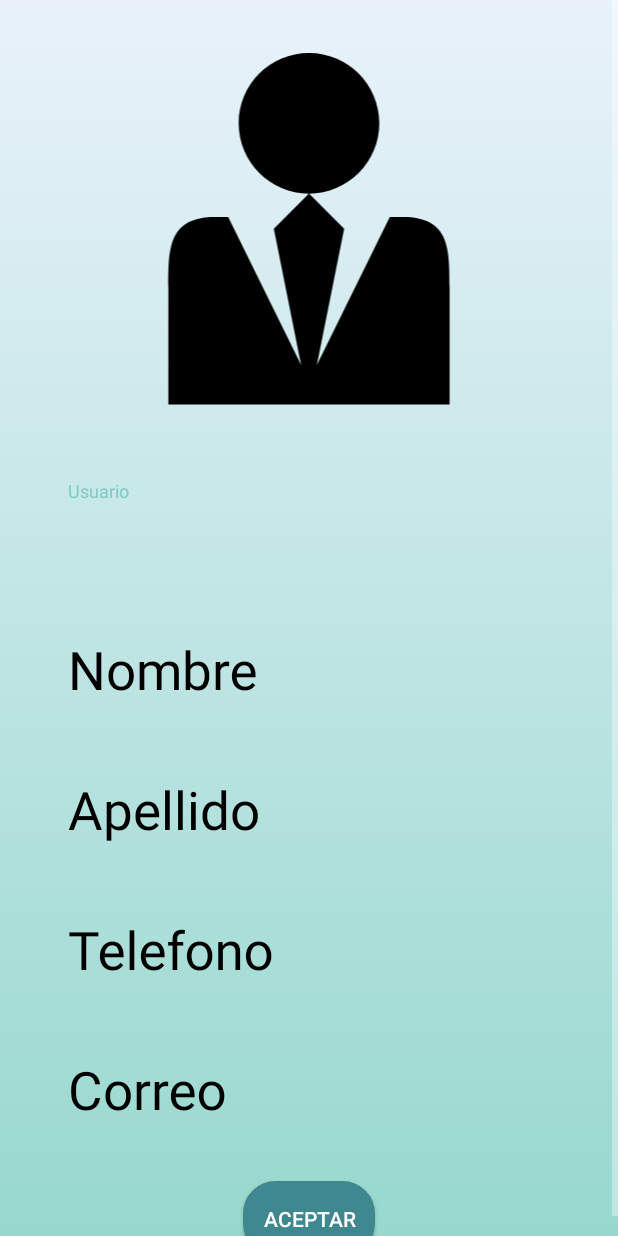
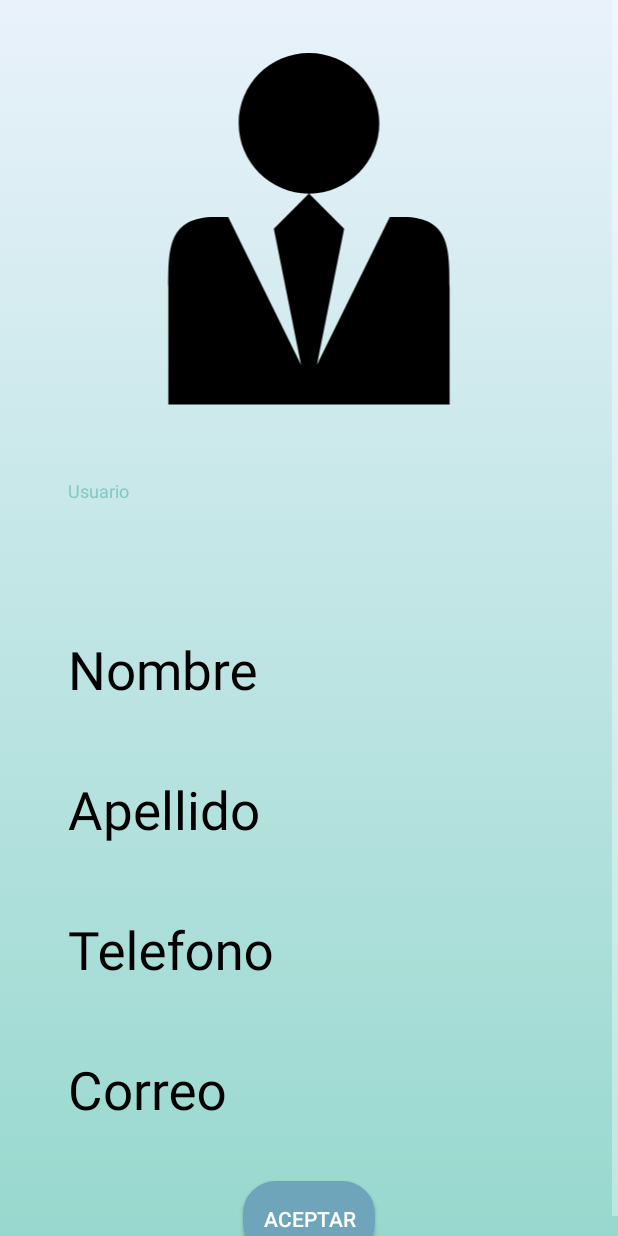
Before and after one commit to EduardoAraujoAbad/app, an Android app: the Principal screen opened directly, with no data from a screen before it, on a phone screen of 412 x 824 dp. Run offline under Robolectric (Android 15) with nearby library versions, the phone set to English and light mode, and no system bars.

Commit message:
13/5/2022

```diff
--- a/app/src/main/java/com/example/app/principal/Principal.kt
+++ b/app/src/main/java/com/example/app/principal/Principal.kt
@@ -1,9 +1,11 @@
 package com.example.app.principal
 
 import android.content.Intent
+import android.graphics.drawable.AnimationDrawable
 import androidx.appcompat.app.AppCompatActivity
 import android.os.Bundle
 import android.widget.RemoteViews
+import androidx.constraintlayout.widget.ConstraintLayout
 import com.example.app.R
 import com.example.app.databinding.ActivityMainBinding
 import com.example.app.databinding.ActivityPrincipalBinding
@@ -15,6 +17,12 @@ class Principal : AppCompatActivity() {
         views= ActivityPrincipalBinding.inflate(layoutInflater)
         setContentView(views.root)
         showName(intent)
+
+        val constraintLayout = findViewById<ConstraintLayout>(R.id.principal_layout)
+        val animationDrawable: AnimationDrawable =constraintLayout.background as AnimationDrawable
+        animationDrawable.setEnterFadeDuration(2000)
+        animationDrawable.setExitFadeDuration(4000)
+        animationDrawable.start()
     }
     private fun showName(intent: Intent){
         val username = intent.getStringExtra("name_user")
--- a/app/src/main/res/layout/activity_main.xml
+++ b/app/src/main/res/layout/activity_main.xml
@@ -81,16 +81,16 @@
 
     </Button>
 
-    <ImageView
+   <!-- <ImageView
         android:id="@+id/img_bg"
         style="@style/image_bg"
         app:srcCompat="@drawable/ic__536016414__1_"
-        tools:ignore="MissingConstraints"
+      tools:ignore="MissingConstraints"
         app:tint="@color/white"
         android:tintMode="multiply"
         >
 
-    </ImageView>
+   </ImageView>-->
 
 </androidx.constraintlayout.widget.ConstraintLayout>
 
--- a/app/src/main/res/layout/activity_principal.xml
+++ b/app/src/main/res/layout/activity_principal.xml
@@ -7,6 +7,7 @@
     android:fillViewport="true">
 
     <androidx.constraintlayout.widget.ConstraintLayout
+        android:id="@+id/principal_layout"
         style="@style/layout"
         android:layout_width="match_parent"
         android:layout_height="wrap_content"
@@ -117,6 +118,7 @@
         <Button
             android:id="@+id/btn_principal"
             style="@style/btn_principal"
+            android:backgroundTint="@color/montana"
             tools:ignore="MissingConstraints">
 
         </Button>
```
